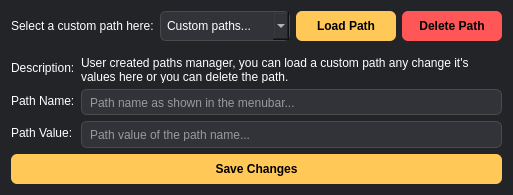
Qt form src/resources/ui/CustomPathsManager.ui (zaricj/XMLuvation) before a commit.
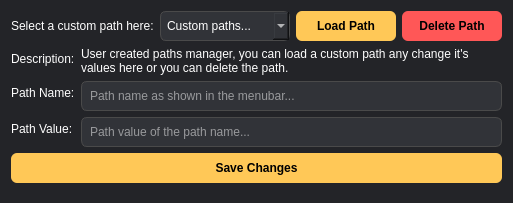
The same form after that commit. Icons and pictures are not drawn.

What changed in the file:
```diff
--- a/src/resources/ui/CustomPathsManager.ui
+++ b/src/resources/ui/CustomPathsManager.ui
@@ -7,7 +7,7 @@
     <x>0</x>
     <y>0</y>
     <width>513</width>
-    <height>195</height>
+    <height>203</height>
    </rect>
   </property>
   <property name="windowTitle">
@@ -91,7 +91,9 @@
   </property>
   <layout class="QVBoxLayout" name="verticalLayout_2">
    <item>
-    <layout class="QHBoxLayout" name="hor_layout_main">
+    <layout class="QVBoxLayout" name="verticalLayout_Main">
+     <item>
+      <layout class="QHBoxLayout" name="horizontalLayout_Buttons">
      <item>
       <widget class="QLabel" name="label_combobox_desc">
        <property name="maximumSize">
@@ -143,13 +145,6 @@
      </item>
     </layout>
    </item>
-   <item>
-    <widget class="Line" name="line">
-     <property name="orientation">
-      <enum>Qt::Orientation::Horizontal</enum>
-     </property>
-    </widget>
-   </item>
    <item>
     <layout class="QFormLayout" name="form_layout_main">
      <property name="horizontalSpacing">
@@ -217,6 +212,8 @@
      </item>
     </layout>
    </item>
+    </layout>
+   </item>
    <item>
     <widget class="QPushButton" name="button_save_changes">
      <property name="text">
@@ -224,6 +221,13 @@
      </property>
     </widget>
    </item>
+   <item>
+    <widget class="Line" name="line">
+     <property name="orientation">
+      <enum>Qt::Orientation::Horizontal</enum>
+     </property>
+    </widget>
+   </item>
   </layout>
  </widget>
  <resources>
```
Left out of the diff: 8 changed lines with no effect on the pictures. Lines whose indentation alone changed are shown as unchanged.
